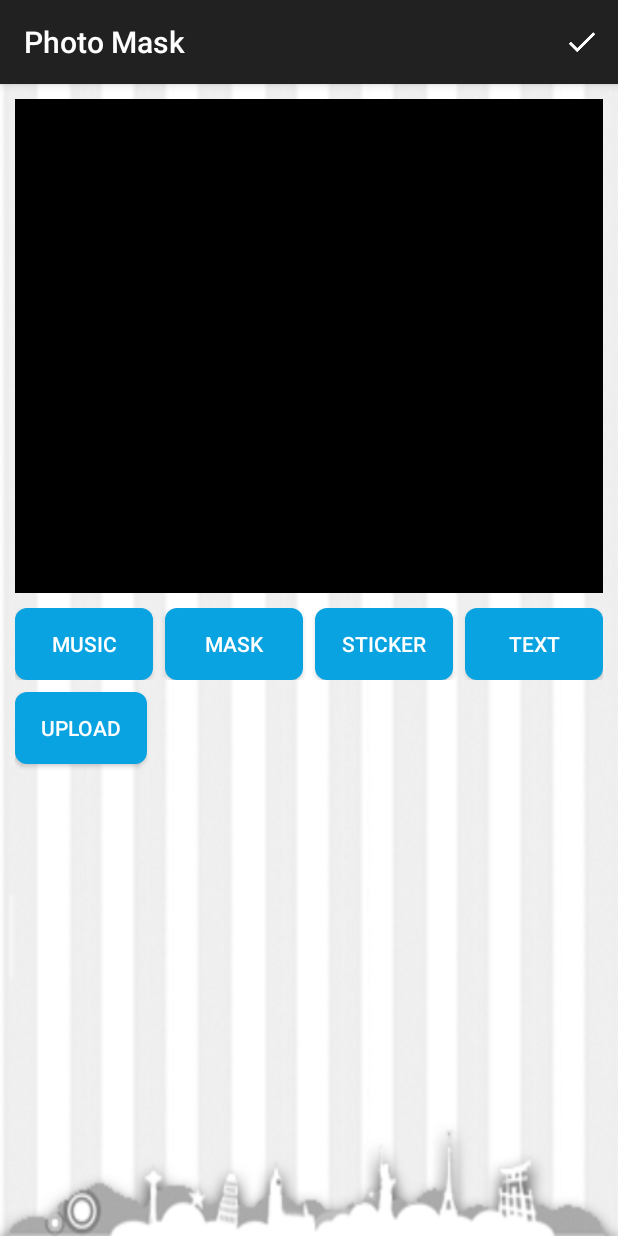
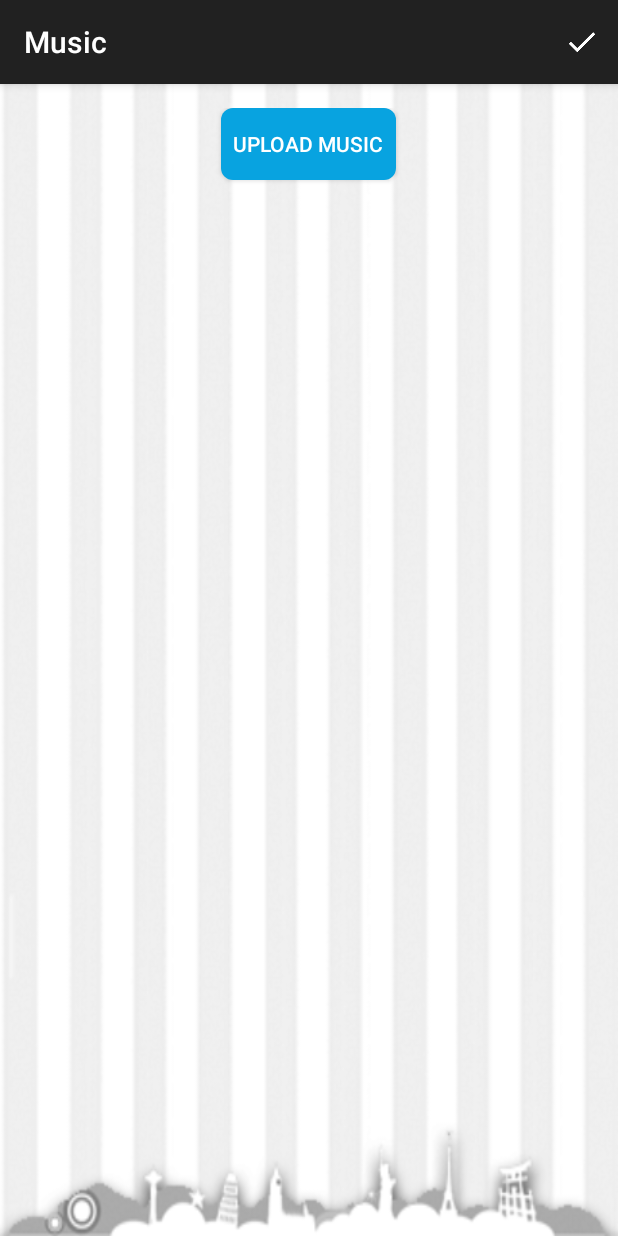
Before and after one commit to Abhishek92/Guessaboo, an Android app: the PhotoMaskActivity screen opened directly, with no data from a screen before it, after a tap on "MUSIC", on a phone screen of 412 x 824 dp. Run offline under Robolectric (Android 15) with nearby library versions, the phone set to English and light mode, and no system bars; our stand-ins replace AdMob.

Commit message:
Commit major changes.

```diff
--- a/app/src/main/java/com/android/guessaboo/BaseActivity.java
+++ b/app/src/main/java/com/android/guessaboo/BaseActivity.java
@@ -44,6 +44,7 @@ public class BaseActivity extends AppCompatActivity {
     private Uri mCapturedImageURI;
     private String IMAGE_PATH;
     private MenuItem menuItem;
+    protected boolean isImageSelected = false;
     @Override
     protected void onCreate(Bundle savedInstanceState) {
         super.onCreate(savedInstanceState);
@@ -176,6 +177,7 @@ public class BaseActivity extends AppCompatActivity {
                     c.moveToFirst();
                     String path = c.getString(c.getColumnIndex(MediaStore.Images.Media.DATA));
                     IMAGE_PATH = FileUtils.getPath(this, mCapturedImageURI);
+                    isImageSelected = true;
                     onImageSet();
 
                     c.close();
@@ -184,6 +186,7 @@ public class BaseActivity extends AppCompatActivity {
                 } else if (requestCode == GALLERY_KITKAT_INTENT_CALLED) {
 
                     IMAGE_PATH = FileUtils.getPath(this, mCapturedImageURI);
+                    isImageSelected = true;
                     mCapturedImageURI = Uri.fromFile(new File(IMAGE_PATH));
                     onImageSet();
 
@@ -198,6 +201,7 @@ public class BaseActivity extends AppCompatActivity {
                         .getColumnIndexOrThrow(MediaStore.Images.Media.DATA);
                 cursor.moveToFirst();
                 IMAGE_PATH = cursor.getString(column_index_data);
+                isImageSelected = true;
                 onImageSet();
                 cursor.close();
 
@@ -222,6 +226,4 @@ public class BaseActivity extends AppCompatActivity {
     protected void onImageSet(){
 
     }
-
-
 }
--- /dev/null
+++ b/app/src/main/java/com/android/guessaboo/SongsActivity.java
@@ -0,0 +1,67 @@
+package com.android.guessaboo;
+
+import android.content.Intent;
+import android.net.Uri;
+import android.os.Bundle;
+import android.view.LayoutInflater;
+import android.view.Menu;
+import android.view.MenuItem;
+import android.view.View;
+
+public class SongsActivity extends BaseActivity implements View.OnClickListener {
+
+    private final int MUSIC_REQ_CODE = 101;
+    @Override
+    protected void onCreate(Bundle savedInstanceState) {
+        super.onCreate(savedInstanceState);
+        LayoutInflater inflater = (LayoutInflater) this.getSystemService(LAYOUT_INFLATER_SERVICE);
+        inflater.inflate(R.layout.activity_songs, mContainer);
+        findViewById(R.id.uploadMusic).setOnClickListener(this);
+    }
+
+    @Override
+    public boolean onCreateOptionsMenu(Menu menu) {
+        // Inflate the menu; this adds items to the action bar if it is present.
+        super.onCreateOptionsMenu(menu);
+        setMenuItem(true);
+        return true;
+    }
+
+    @Override
+    public boolean onOptionsItemSelected(MenuItem item) {
+        // Handle action bar item clicks here. The action bar will
+        // automatically handle clicks on the Home/Up button, so long
+        // as you specify a parent activity in AndroidManifest.xml.
+        int id = item.getItemId();
+
+        //noinspection SimplifiableIfStatement
+        if (id == R.id.action_done) {
+            return true;
+        }
+
+        return super.onOptionsItemSelected(item);
+    }
+
+    @Override
+    public void onClick(View view) {
+        if(view.getId() == R.id.uploadMusic){
+            Intent intent = new Intent();
+            intent.setType("audio/*");
+            intent.setAction(Intent.ACTION_GET_CONTENT);
+            startActivityForResult(Intent.createChooser(intent,"Select Audio "), MUSIC_REQ_CODE);
+        }
+    }
+
+    @Override
+    public void onActivityResult(int requestCode, int resultCode, Intent data) {
+        if(requestCode == MUSIC_REQ_CODE){
+            if(resultCode == RESULT_OK){
+                //the selected audio.
+                Uri uri = data.getData();
+                String path = Util.getPath(this, uri);
+                System.out.println(path);
+            }
+        }
+        super.onActivityResult(requestCode, resultCode, data);
+    }
+}
--- /dev/null
+++ b/app/src/main/res/layout/activity_songs.xml
@@ -0,0 +1,27 @@
+<RelativeLayout xmlns:android="http://schemas.android.com/apk/res/android"
+    xmlns:tools="http://schemas.android.com/tools" android:layout_width="match_parent"
+    android:layout_height="match_parent" android:paddingLeft="@dimen/activity_horizontal_margin"
+    android:paddingRight="@dimen/activity_horizontal_margin"
+    android:paddingTop="@dimen/activity_vertical_margin"
+    android:paddingBottom="@dimen/activity_vertical_margin"
+    tools:context="com.android.guessaboo.SongsActivity">
+
+    <Button
+        android:id="@+id/uploadMusic"
+        android:layout_width="wrap_content"
+        android:layout_height="wrap_content"
+        android:text="Upload music"
+        android:background="@drawable/button_bg"
+        android:padding="8dp"
+        android:textColor="@android:color/white"
+        android:layout_centerHorizontal="true"
+        />
+
+    <ListView
+        android:id="@+id/songsList"
+        android:layout_width="match_parent"
+        android:layout_height="wrap_content"
+        android:layout_marginTop="8dp"
+        android:layout_below="@+id/uploadMusic"/>
+
+</RelativeLayout>
--- a/app/src/main/res/values/strings.xml
+++ b/app/src/main/res/values/strings.xml
@@ -11,4 +11,5 @@
     <string name="title_activity_mask">Mask</string>
     <string name="title_activity_text">Text</string>
     <string name="title_activity_photo_share">Photo Share</string>
+    <string name="title_activity_songs">Music</string>
 </resources>
```
Also changed, not shown: app/src/main/AndroidManifest.xml (+21 -8 lines), app/src/main/java/com/android/guessaboo/InvitationActivity.java (+39 -2 lines), app/src/main/java/com/android/guessaboo/PhotoMaskActivity.java (+37 -1 lines), app/src/main/java/com/android/guessaboo/Util.java (+135 -0 lines), app/src/main/java/com/android/guessaboo/adapter/MusicAdapter.java (added, +30 -0 lines), app/src/main/res/layout/activity_invitation.xml (+7 -1 lines), app/src/main/res/menu/menu_songs.xml (added, +7 -0 lines).
